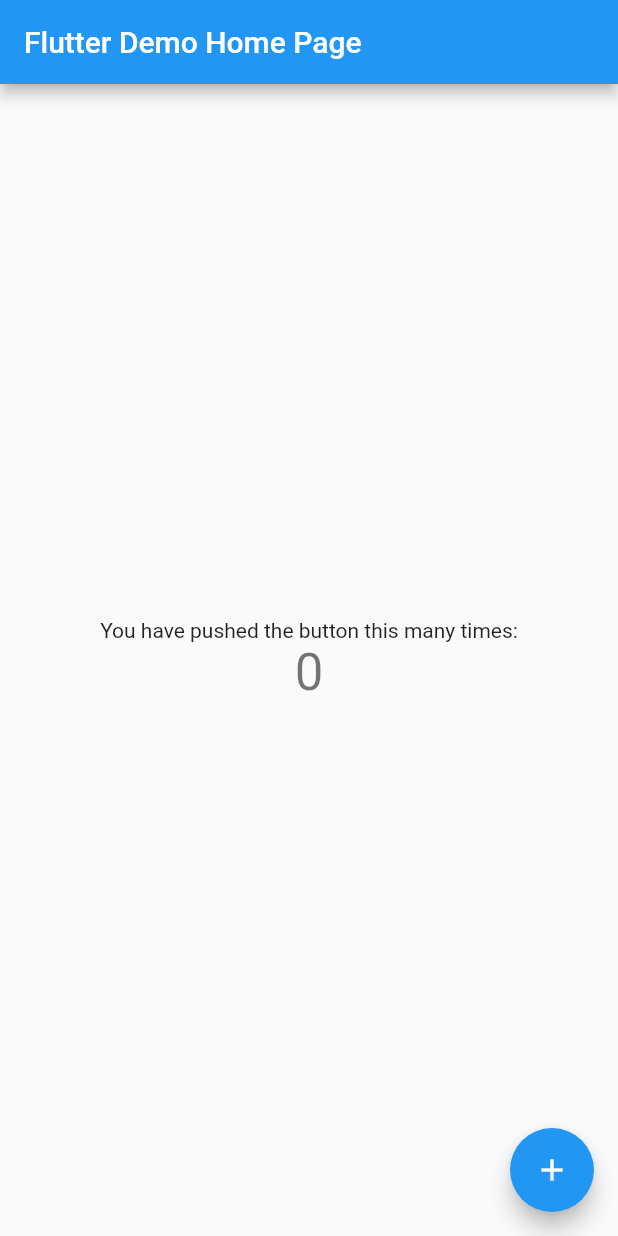
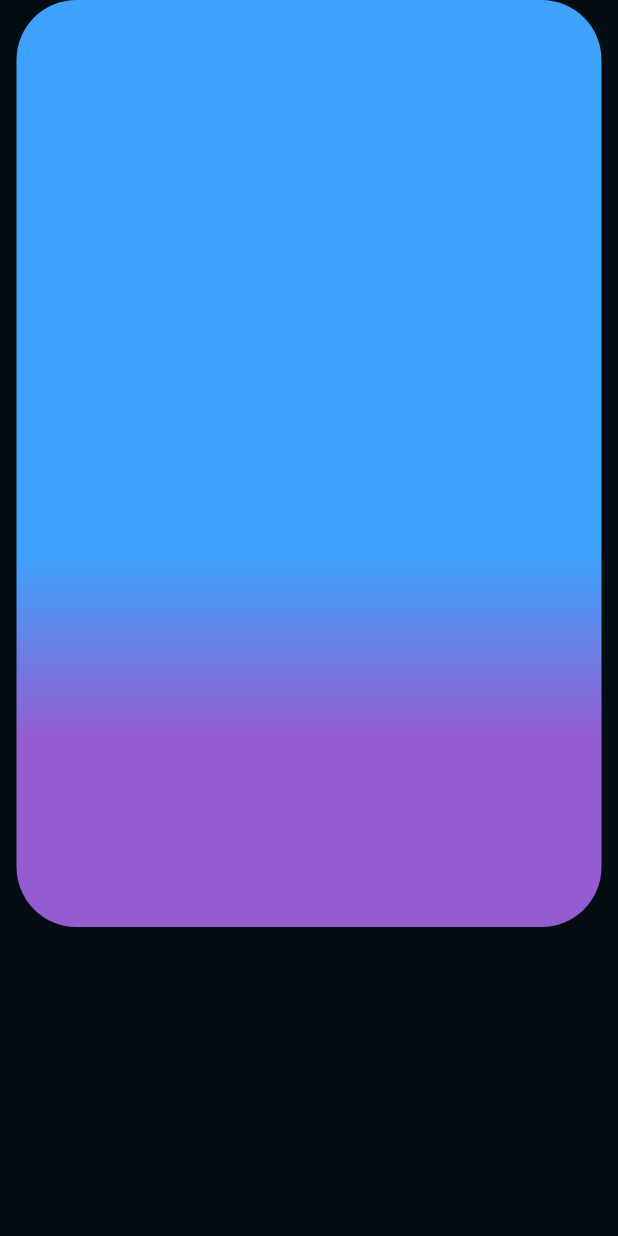
Before and after one commit to SabinSnider/Flutter_weather_app, a Flutter app: the screen it shows after launch, on a phone screen of 412 x 824 dp. Run offline on Flutter 3.47's test engine with Material 2 defaults, Android fonts, the light colour scheme and no system bars.

Commit message:
linear gradient background added

```diff
--- /dev/null
+++ b/lib/home_page.dart
@@ -0,0 +1,34 @@
+import 'package:flutter/material.dart';
+
+class MyHomePage extends StatelessWidget {
+  const MyHomePage({super.key});
+
+  @override
+  Widget build(BuildContext context) {
+    Size size = MediaQuery.of(context).size;
+    return Scaffold(
+      body: Container(
+        child: Column(
+          children: [
+            Container(
+              height: size.height * 0.75,
+              width: size.width,
+              margin: EdgeInsets.only(right: 11, left: 11),
+              decoration: BoxDecoration(
+                  color: Colors.red,
+                  borderRadius: BorderRadius.circular(40),
+                  gradient: LinearGradient(
+                      colors: [
+                        Color(0xff955cd1),
+                        Color(0xff3fa2fa),
+                      ],
+                      begin: Alignment.bottomCenter,
+                      end: Alignment.topCenter,
+                      stops: [0.2, 0.4])),
+            )
+          ],
+        ),
+      ),
+    );
+  }
+}
--- a/lib/main.dart
+++ b/lib/main.dart
@@ -1,4 +1,5 @@
 import 'package:flutter/material.dart';
+import 'package:weather_app/home_page.dart';
 
 void main() {
   runApp(const MyApp());
@@ -12,104 +13,8 @@
   Widget build(BuildContext context) {
     return MaterialApp(
       title: 'Flutter Demo',
-      theme: ThemeData(
-        // This is the theme of your application.
-        //
-        // Try running your application with "flutter run". You'll see the
-        // application has a blue toolbar. Then, without quitting the app, try
-        // changing the primarySwatch below to Colors.green and then invoke
-        // "hot reload" (press "r" in the console where you ran "flutter run",
-        // or simply save your changes to "hot reload" in a Flutter IDE).
-        // Notice that the counter didn't reset back to zero; the application
-        // is not restarted.
-        primarySwatch: Colors.blue,
-      ),
-      home: const MyHomePage(title: 'Flutter Demo Home Page'),
+      theme: ThemeData(scaffoldBackgroundColor: Color.fromARGB(255, 3, 13, 19)),
+      home: const MyHomePage(),
     );
   }
 }
-
-class MyHomePage extends StatefulWidget {
-  const MyHomePage({super.key, required this.title});
-
-  // This widget is the home page of your application. It is stateful, meaning
-  // that it has a State object (defined below) that contains fields that affect
-  // how it looks.
-
-  // This class is the configuration for the state. It holds the values (in this
-  // case the title) provided by the parent (in this case the App widget) and
-  // used by the build method of the State. Fields in a Widget subclass are
-  // always marked "final".
-
-  final String title;
-
-  @override
-  State<MyHomePage> createState() => _MyHomePageState();
-}
-
-class _MyHomePageState extends State<MyHomePage> {
-  int _counter = 0;
-
-  void _incrementCounter() {
-    setState(() {
-      // This call to setState tells the Flutter framework that something has
-      // changed in this State, which causes it to rerun the build method below
-      // so that the display can reflect the updated values. If we changed
-      // _counter without calling setState(), then the build method would not be
-      // called again, and so nothing would appear to happen.
-      _counter++;
-    });
-  }
-
-  @override
-  Widget build(BuildContext context) {
-    // This method is rerun every time setState is called, for instance as done
-    // by the _incrementCounter method above.
-    //
-    // The Flutter framework has been optimized to make rerunning build methods
-    // fast, so that you can just rebuild anything that needs updating rather
-    // than having to individually change instances of widgets.
-    return Scaffold(
-      appBar: AppBar(
-        // Here we take the value from the MyHomePage object that was created by
-        // the App.build method, and use it to set our appbar title.
-        title: Text(widget.title),
-      ),
-      body: Center(
-        // Center is a layout widget. It takes a single child and positions it
-        // in the middle of the parent.
-        child: Column(
-          // Column is also a layout widget. It takes a list of children and
-          // arranges them vertically. By default, it sizes itself to fit its
-          // children horizontally, and tries to be as tall as its parent.
-          //
-          // Invoke "debug painting" (press "p" in the console, choose the
-          // "Toggle Debug Paint" action from the Flutter Inspector in Android
-          // Studio, or the "Toggle Debug Paint" command in Visual Studio Code)
-          // to see the wireframe for each widget.
-          //
-          // Column has various properties to control how it sizes itself and
-          // how it positions its children. Here we use mainAxisAlignment to
-          // center the children vertically; the main axis here is the vertical
-          // axis because Columns are vertical (the cross axis would be
-          // horizontal).
-          mainAxisAlignment: MainAxisAlignment.center,
-          children: <Widget>[
-            const Text(
-              'You have pushed the button this many times:',
-            ),
-            Text(
-              '$_counter',
-              style: Theme.of(context).textTheme.headline4,
-            ),
-          ],
-        ),
-      ),
-      floatingActionButton: FloatingActionButton(
-        onPressed: _incrementCounter,
-        tooltip: 'Increment',
-        child: const Icon(Icons.add),
-      ), // This trailing comma makes auto-formatting nicer for build methods.
-    );
-  }
-}
```
